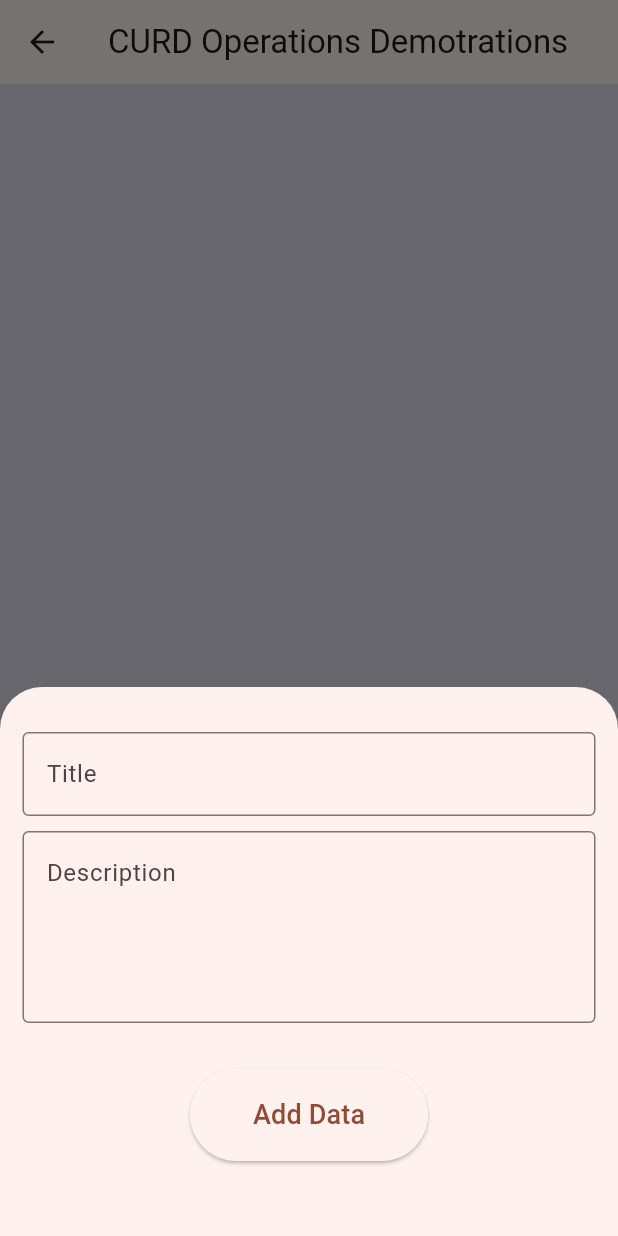
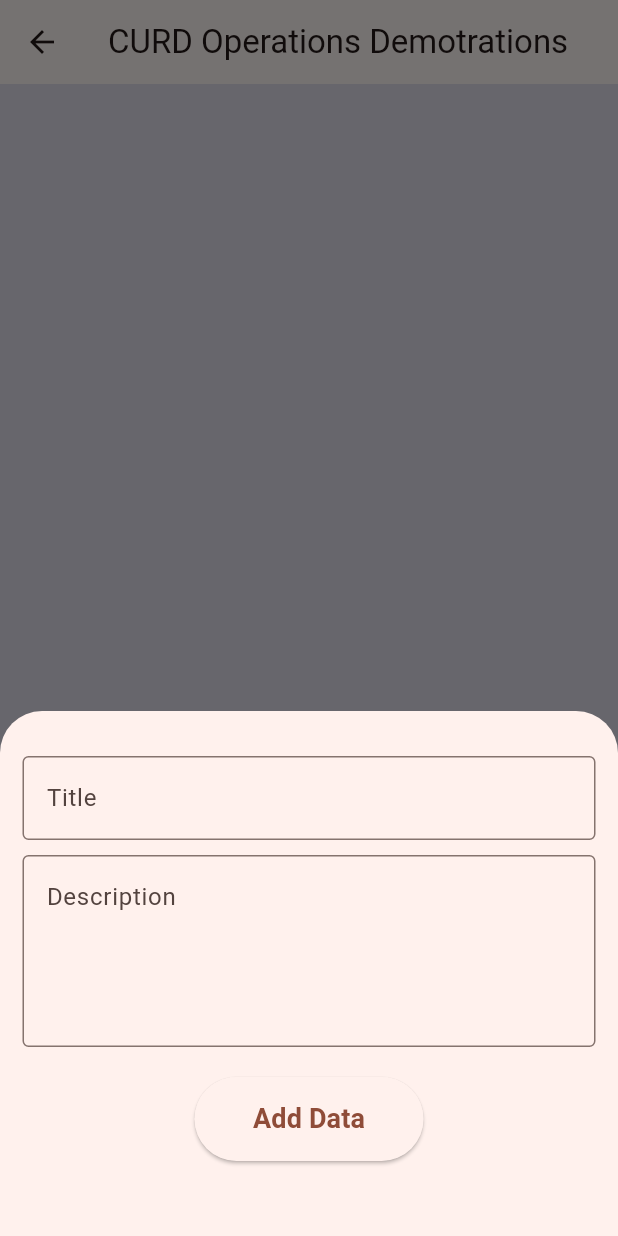
Before and after one commit to ThanhDVGCH18576/Flutter_LearningDart, a Flutter app: the HomeScreen screen opened by its route, after a tap on the "add" icon, on a phone screen of 412 x 824 dp. Run offline on Flutter 3.47's test engine with Material 2 defaults, Android fonts, the phone set to English and light mode, and no system bars; our stand-ins replace charts_flutter, firebase_auth, firebase_core, sqflite; accounts and stored records are empty; generated files the repository leaves out were written again.

Commit message:
update crud

```diff
--- a/lib/db_handler.dart
+++ b/lib/db_handler.dart
@@ -11,7 +11,7 @@ class SQLHandler {
   }
 
   static Future<sql.Database> db() async {
-    return sql.openDatabase("database_name.db", version: 1,
+    return sql.openDatabase("flutterDemo.db", version: 1,
         onCreate: (sql.Database database, int version) async {
       await createTable(database);
     });
--- a/lib/home_screen.dart
+++ b/lib/home_screen.dart
@@ -1,8 +1,8 @@
-// ignore_for_file: use_build_context_synchronously
+// ignore_for_file: prefer_const_constructors, use_build_context_synchronously, unused_field
 
 import 'package:flutter/material.dart';
+
 import 'db_handler.dart';
-
 
 class HomeScreen extends StatefulWidget {
   const HomeScreen({super.key});
@@ -59,21 +59,21 @@ class _HomeScreenState extends State<HomeScreen> {
           children: [
             TextField(
               controller: _titleController,
-              decoration: const InputDecoration(
+              decoration: InputDecoration(
                 border: OutlineInputBorder(),
                 hintText: "Title",
               ),
             ),
-            const SizedBox(height: 10),
+            SizedBox(height: 10),
             TextField(
               controller: _descController,
               maxLines: 4,
-              decoration: const InputDecoration(
+              decoration: InputDecoration(
                 border: OutlineInputBorder(),
                 hintText: "Description",
               ),
             ),
-            const SizedBox(height: 30),
+            SizedBox(height: 20),
             Center(
               child: ElevatedButton(
                 onPressed: () async {
@@ -91,10 +91,10 @@ class _HomeScreenState extends State<HomeScreen> {
                   Navigator.of(context).pop();
                 },
                 child: Padding(
-                  padding: const EdgeInsets.all(18),
+                  padding: EdgeInsets.all(15),
                   child: Text(
                     id == null ? "Add Data" : "Update",
-                    style: const TextStyle(fontSize: 18, fontWeight: FontWeight.w500),
+                    style: TextStyle(fontSize: 18, fontWeight: FontWeight.w600),
                   ),
                 ),
               ),
@@ -133,9 +133,10 @@ class _HomeScreenState extends State<HomeScreen> {
     _refreshData();
   }
 
+  //Navbar bottom
   int _selectedIndex = 0;
   static const TextStyle optionStyle =
-      TextStyle(fontSize: 30, fontWeight: FontWeight.bold);
+      TextStyle(fontSize: 20, fontWeight: FontWeight.bold);
   static const List<Widget> _widgetOptions = <Widget>[
     Text(
       'Index 0: Home',
@@ -179,29 +180,32 @@ class _HomeScreenState extends State<HomeScreen> {
         selectedItemColor: Colors.amber[800],
         onTap: _onItemTapped,
       ),
-      backgroundColor: const Color.fromARGB(255, 225, 222, 235),
+      backgroundColor: Color.fromARGB(255, 225, 222, 235),
       appBar: AppBar(
-        title: const Text("CURD Operations Demotrations"),
+        title: Text("CURD Operations Demotrations"),
       ),
       body: _isLoading
-          ? const Center(
+          ? Center(
               child: CircularProgressIndicator(),
             )
           : ListView.builder(
               itemCount: _allData.length,
               itemBuilder: (context, index) => Card(
-                margin: const EdgeInsets.all(15),
+                margin: EdgeInsets.all(10),
                 child: ListTile(
                     title: Padding(
-                      padding: const EdgeInsets.symmetric(vertical: 5),
+                      padding: EdgeInsets.symmetric(vertical: 5),
                       child: Text(
                         _allData[index]['title'],
-                        style: const TextStyle(
+                        style: TextStyle(
                           fontSize: 20,
                         ),
                       ),
                     ),
-                    subtitle: Text(_allData[index]['desc']),
+                    subtitle: Text(
+                      _allData[index]['desc'],
+                      style: TextStyle(fontSize: 15, color: Colors.blue),
+                    ),
                     trailing: Row(
                       mainAxisSize: MainAxisSize.min,
                       children: [
@@ -210,7 +214,7 @@ class _HomeScreenState extends State<HomeScreen> {
                           onPressed: () {
                             showBottomSheet(_allData[index]['id']);
                           },
-                          icon: const Icon(
+                          icon: Icon(
                             Icons.edit,
                             color: Colors.indigo,
                           ),
@@ -220,7 +224,7 @@ class _HomeScreenState extends State<HomeScreen> {
                           onPressed: () {
                             _deleteData(_allData[index]['id']);
                           },
-                          icon: const Icon(
+                          icon: Icon(
                             Icons.delete,
                             color: Colors.redAccent,
                           ),
@@ -231,7 +235,7 @@ class _HomeScreenState extends State<HomeScreen> {
             ),
       floatingActionButton: FloatingActionButton(
         onPressed: () => showBottomSheet(null),
-        child: const Icon(
+        child: Icon(
           Icons.add,
           color: Colors.white,
         ),
--- a/lib/main.dart
+++ b/lib/main.dart
@@ -30,7 +30,8 @@ class MyApp extends StatelessWidget {
       routes: {
         "/login/": (context) => LoginView(),
         "/register/": (context) => RegisterView(),
-        "/note/":(context) => HomeScreen(),
+        "/note/":(context) => NoteView(),
+        "/home-screen/":(context) => HomeScreen(),
       },
       locale: Locale("en"),
       localizationsDelegates: [
--- a/lib/views/login_view.dart
+++ b/lib/views/login_view.dart
@@ -70,7 +70,7 @@ class _LoginViewState extends State<LoginView> {
 
                 // ignore: use_build_context_synchronously
                 Navigator.of(context).pushNamedAndRemoveUntil(
-                  '/note/',
+                  '/home-screen/',
                   (route) => false,
                 );
               } on FirebaseAuthException catch (ex) {
```
